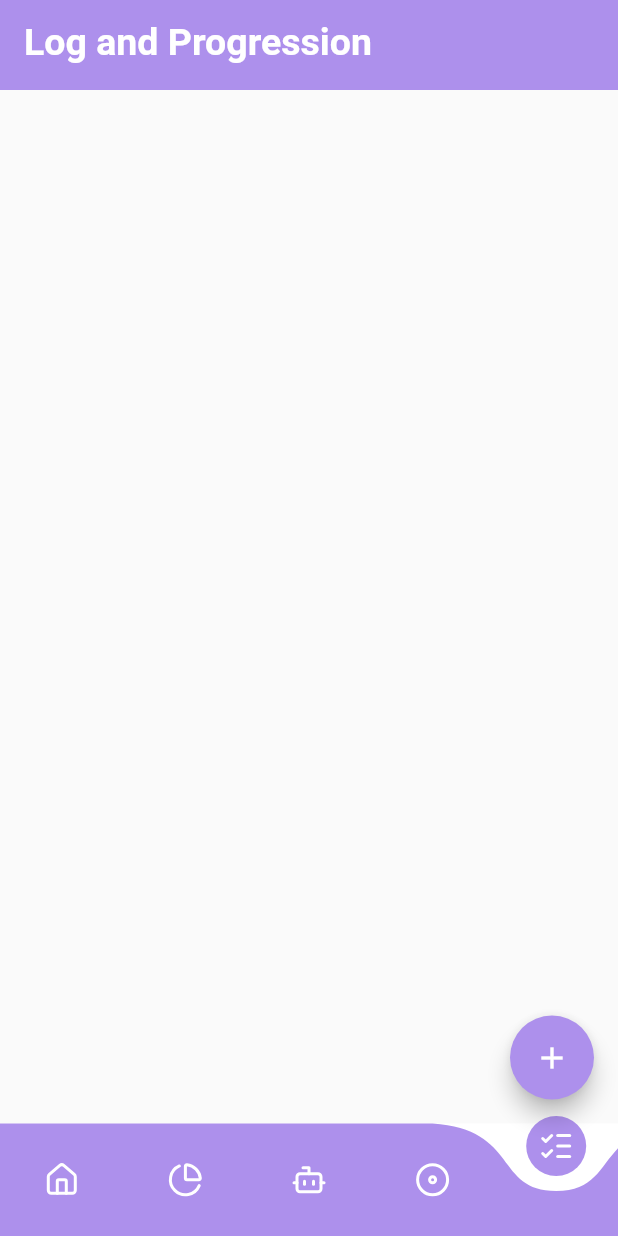
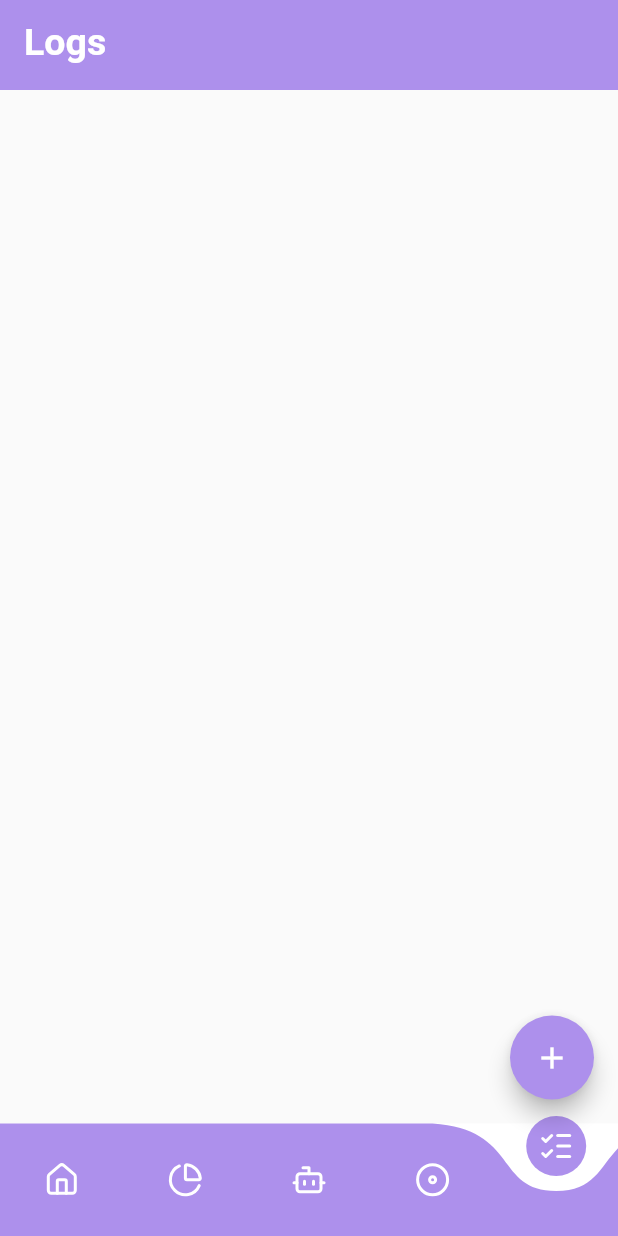
Before and after one commit to abdelhak2406/Iwt-42, a Flutter app: the screen it shows after launch, item 5 of the bottom bar chosen, on a phone screen of 412 x 824 dp. Run offline on Flutter 3.47's test engine with Material 2 defaults, Android fonts, the phone set to English and light mode, and no system bars; drawn by our look-alikes of curved_navigation_bar; our stand-ins replace lucide_icons.

Commit message:
[fix] Fixing the screens names

```diff
--- a/lib/screens/home/home.dart
+++ b/lib/screens/home/home.dart
@@ -34,10 +34,10 @@ class _HomeState extends State<Home> {
 
   static final List<String> _appBarName = <String>[
     "Dashboard",
-    "Stats",
-    "Predictions and Assistant",
+    "Statistics",
+    "Finences Assistant",
     "Goals and challenges",
-    "Log and Progression"
+    "Logs"
   ];
 
 
```
